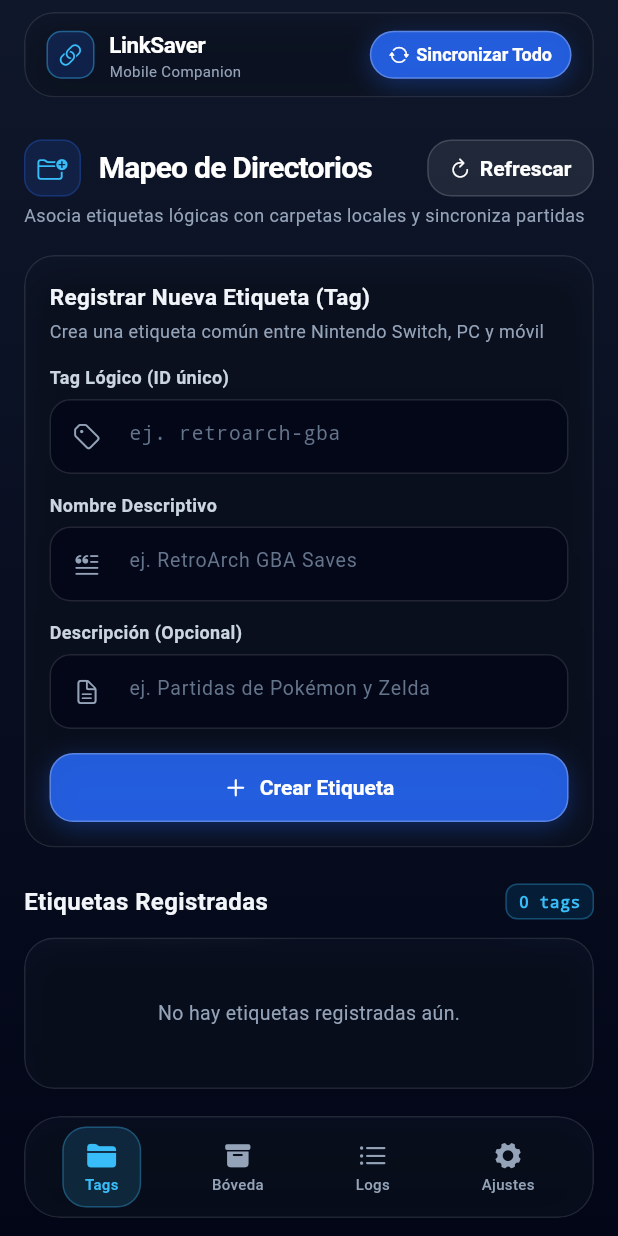
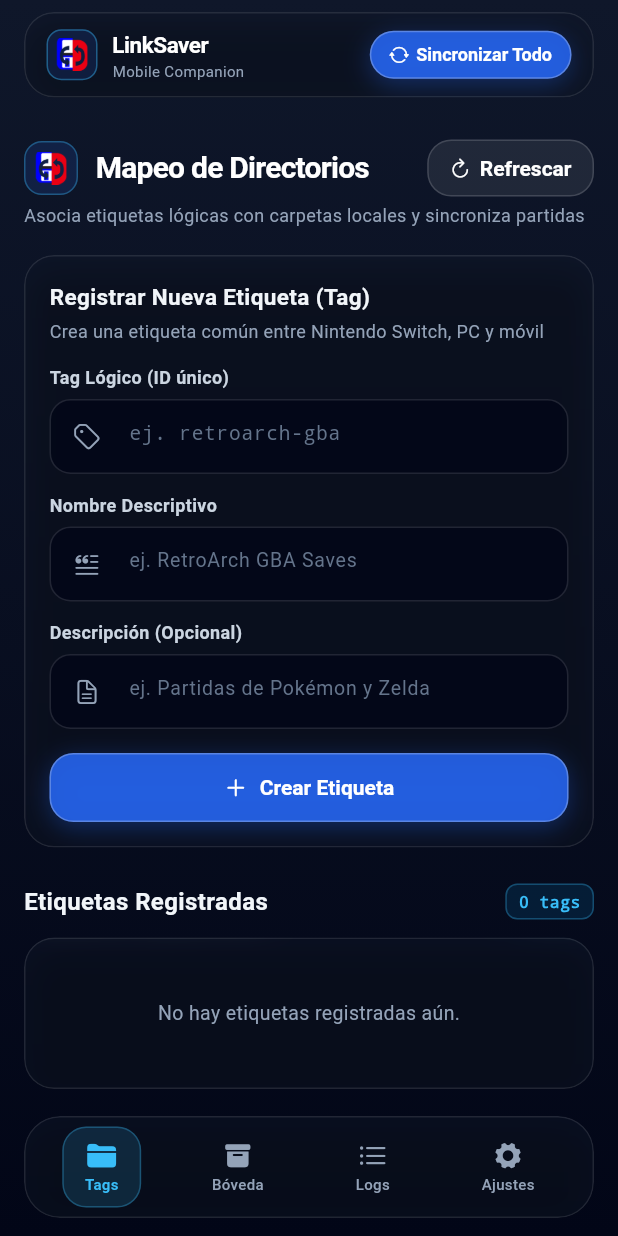
Before and after one commit to Quimaerical/LinkSaverApp, a Flutter app: the screen it shows after launch, on a phone screen of 412 x 824 dp. Run offline on Flutter 3.47's test engine with Material 3 defaults, Android fonts, the phone set to English and light mode, and no system bars; our stand-ins replace file_picker, shared_preferences; network calls fail.

Commit message:
feat(ui): integrate LinkSaver icon as app launcher and in-app header logo

```diff
--- a/lib/features/views/dashboard_view.dart
+++ b/lib/features/views/dashboard_view.dart
@@ -6,6 +6,7 @@ import '../../core/theme/app_colors.dart';
 import '../../core/theme/app_theme.dart';
 import '../../shared/widgets/glass_button.dart';
 import '../../shared/widgets/glass_card.dart';
+import '../../shared/widgets/linksaver_logo.dart';
 import '../controllers/directory_controller.dart';
 import '../controllers/sync_engine.dart';
 import '../controllers/theme_controller.dart';
@@ -157,15 +158,16 @@ class _TopBar extends StatelessWidget {
             Row(
               children: [
                 Container(
-                  width: 32,
-                  height: 32,
+                  width: 34,
+                  height: 34,
+                  padding: const EdgeInsets.all(5),
                   decoration: BoxDecoration(
-                    color: AppColors.primaryBlue.withValues(alpha: 0.20),
+                    color: AppColors.primaryBlue.withValues(alpha: 0.15),
                     borderRadius: BorderRadius.circular(10),
                     border: Border.all(color: AppColors.sapphireBlue.withValues(alpha: 0.40)),
                   ),
                   child: const Center(
-                    child: Icon(CupertinoIcons.link, size: 16, color: AppColors.sapphireBlue),
+                    child: LinkSaverLogo(size: 24),
                   ),
                 ),
                 const SizedBox(width: 10),
--- /dev/null
+++ b/lib/shared/widgets/linksaver_logo.dart
@@ -0,0 +1,35 @@
+import 'package:flutter/material.dart';
+
+class LinkSaverLogo extends StatelessWidget {
+  final double size;
+  final bool monochrome;
+  final Color? color;
+
+  const LinkSaverLogo({
+    super.key,
+    this.size = 24.0,
+    this.monochrome = false,
+    this.color,
+  });
+
+  @override
+  Widget build(BuildContext context) {
+    if (monochrome && color != null) {
+      return Image.asset(
+        'assets/images/linksaver_icon.png',
+        width: size,
+        height: size,
+        fit: BoxFit.contain,
+        color: color,
+        colorBlendMode: BlendMode.srcIn,
+      );
+    }
+
+    return Image.asset(
+      'assets/images/linksaver_icon.png',
+      width: size,
+      height: size,
+      fit: BoxFit.contain,
+    );
+  }
+}
--- a/lib/shared/widgets/page_header.dart
+++ b/lib/shared/widgets/page_header.dart
@@ -1,6 +1,7 @@
 import 'package:flutter/material.dart';
 import '../../core/theme/app_colors.dart';
 import '../../core/theme/app_theme.dart';
+import 'linksaver_logo.dart';
 
 class PageHeader extends StatelessWidget {
   final String title;
@@ -8,6 +9,7 @@ class PageHeader extends StatelessWidget {
   final IconData? icon;
   final Widget? trailing;
   final AppThemeMode themeMode;
+  final bool showAppLogo;
 
   const PageHeader({
     super.key,
@@ -16,6 +18,7 @@ class PageHeader extends StatelessWidget {
     required this.themeMode,
     this.icon,
     this.trailing,
+    this.showAppLogo = true,
   });
 
   @override
@@ -32,7 +35,23 @@ class PageHeader extends StatelessWidget {
             Expanded(
               child: Row(
                 children: [
-                  if (icon != null) ...[
+                  if (showAppLogo) ...[
+                    Container(
+                      width: 36,
+                      height: 36,
+                      padding: const EdgeInsets.all(6),
+                      decoration: BoxDecoration(
+                        color: AppColors.primaryBlue.withValues(alpha: 0.15),
+                        borderRadius: BorderRadius.circular(12),
+                        border: Border.all(
+                          color: AppColors.sapphireBlue.withValues(alpha: 0.35),
+                          width: 1.0,
+                        ),
+                      ),
+                      child: const LinkSaverLogo(size: 24),
+                    ),
+                    const SizedBox(width: 12),
+                  ] else if (icon != null) ...[
                     Container(
                       padding: const EdgeInsets.all(8),
                       decoration: BoxDecoration(
--- a/pubspec.yaml
+++ b/pubspec.yaml
@@ -65,10 +65,8 @@ flutter:
   # the material Icons class.
   uses-material-design: true
 
-  # To add assets to your application, add an assets section, like this:
-  # assets:
-  #   - images/a_dot_burr.jpeg
-  #   - images/a_dot_ham.jpeg
+  assets:
+    - assets/images/
 
   # An image asset can refer to one or more resolution-specific "variants", see
   # https://flutter.dev/to/resolution-aware-images
```
Also changed, not shown: assets/images/linksaver_icon.png (added), assets/images/linksaver_icon.svg (added), 21 other files.
